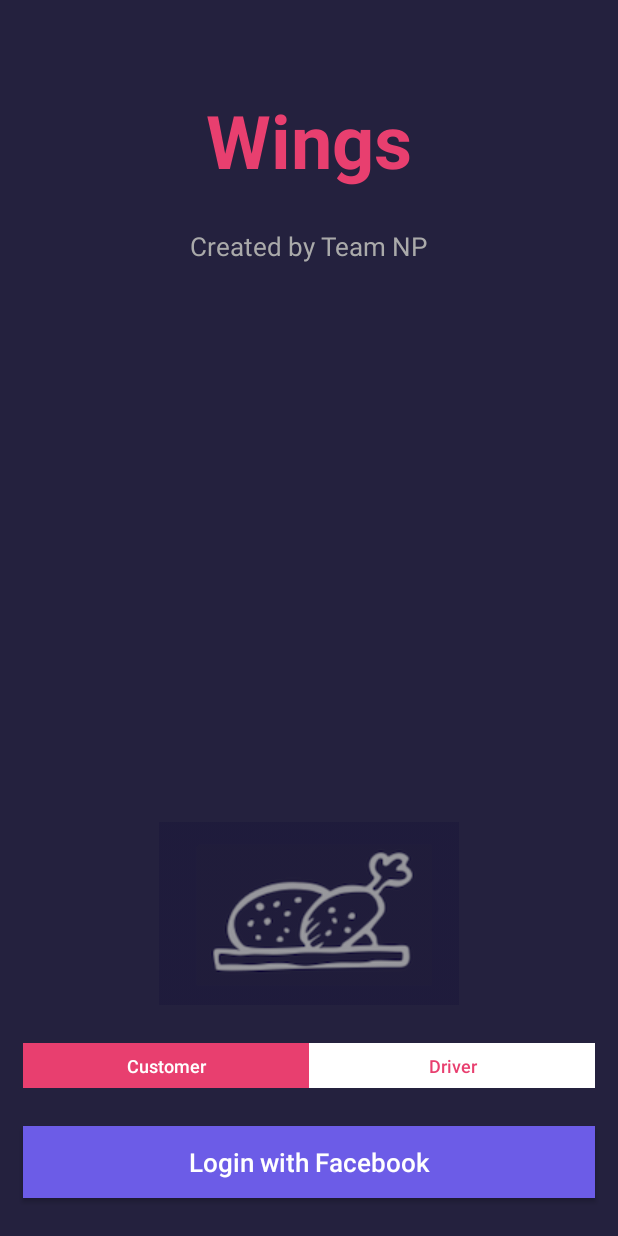
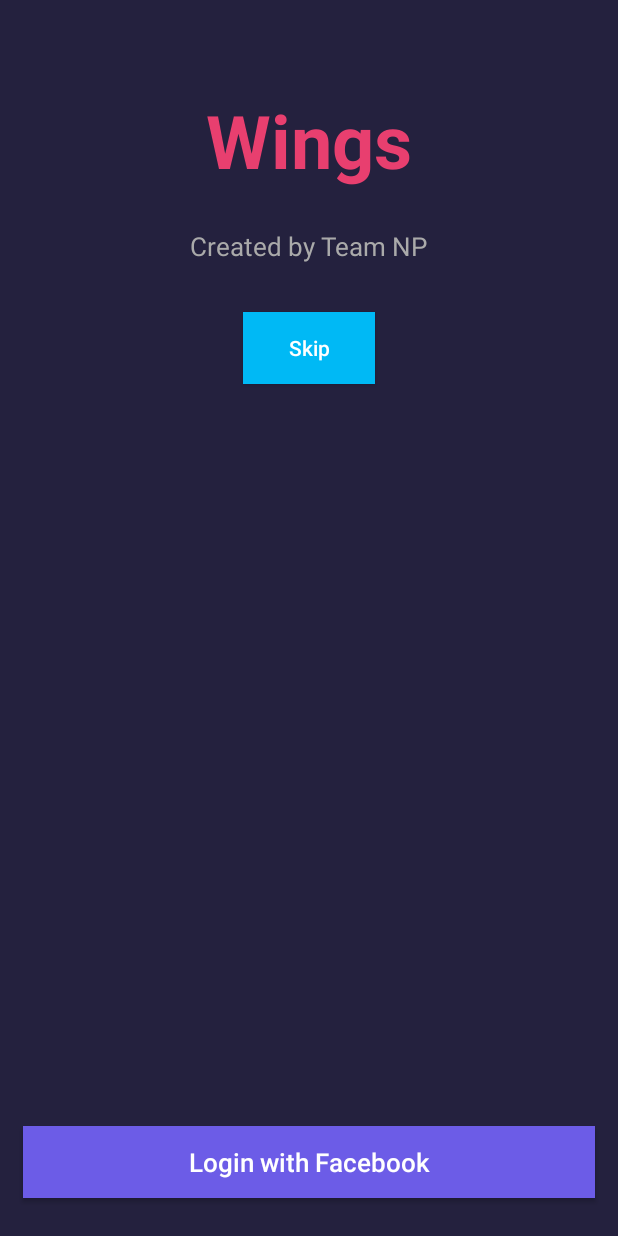
Before and after one commit to jiayounokim/androidwingstestpaytm, an Android app: the screen it shows after launch (SignInActivity), on a phone screen of 412 x 824 dp. Run offline under Robolectric (Android 15) with nearby library versions, the phone set to English and light mode, and no system bars; libraries missing offline, so code that uses them is left out: com.facebook, com.facebook.login; 3 statements that could not run were skipped.

Commit message:
7 Button Skipped boolean check

```diff
--- a/app/src/main/java/com/example/wingstestpaytm/Activities/SignInActivity.java
+++ b/app/src/main/java/com/example/wingstestpaytm/Activities/SignInActivity.java
@@ -3,7 +3,6 @@ package com.example.wingstestpaytm.Activities;
 import android.content.Context;
 import android.content.Intent;
 import android.content.SharedPreferences;
-import android.graphics.drawable.ColorDrawable;
 import android.os.Bundle;
 import android.support.v7.app.AppCompatActivity;
 import android.util.Log;
@@ -36,85 +35,53 @@ import retrofit2.Callback;
 import retrofit2.Response;
 
 public class SignInActivity extends AppCompatActivity {
-
-    private static final String TAG = "SignInActivity";
-
-    private Button customerButton, driverButton;
+    public static boolean BUTTON_SKIPPED = false;
     private CallbackManager callbackManager;
-
     private SharedPreferences sharedPref;
     private Button buttonLogin;
+    private static final String TAG = "lgx_SignInActivity";
+    private Button buttonSkip;
 
     @Override
     protected void onCreate(Bundle savedInstanceState) {
         super.onCreate(savedInstanceState);
         setContentView(R.layout.activity_sign_in);
-
-        customerButton = findViewById(R.id.button_customer);
-        driverButton = findViewById(R.id.button_driver);
-
-        customerButton.setOnClickListener(new View.OnClickListener() {
+        buttonSkip = findViewById(R.id.buttonSkip);
+        buttonLogin = findViewById(R.id.button_login);
+        sharedPref = getSharedPreferences("MY_KEY", Context.MODE_PRIVATE);
+        buttonSkip.setOnClickListener(new View.OnClickListener() {
             @Override
             public void onClick(View v) {
-                customerButton.setBackgroundColor(getResources().getColor(R.color.colorAccent));
-                customerButton.setTextColor(getResources().getColor(android.R.color.white));
-
-                driverButton.setBackgroundColor(getResources().getColor(android.R.color.white));
-                driverButton.setTextColor(getResources().getColor(R.color.colorAccent));
+                BUTTON_SKIPPED = true;
+                Intent intent = new Intent(getApplicationContext(), CustomerMainActivity.class);
+                startActivity(intent);
+                finish();
             }
         });
-
-        driverButton.setOnClickListener(new View.OnClickListener() {
-            @Override
-            public void onClick(View v) {
-                driverButton.setBackgroundColor(getResources().getColor(R.color.colorAccent));
-                driverButton.setTextColor(getResources().getColor(android.R.color.white));
-
-                customerButton.setBackgroundColor(getResources().getColor(android.R.color.white));
-                customerButton.setTextColor(getResources().getColor(R.color.colorAccent));
-            }
-        });
-
-        buttonLogin = findViewById(R.id.button_login);
         buttonLogin.setOnClickListener(new View.OnClickListener() {
             @Override
             public void onClick(View v) {
-
+                BUTTON_SKIPPED = false;
                 if (AccessToken.getCurrentAccessToken() == null) {
                     LoginManager.getInstance().logInWithReadPermissions(SignInActivity.this, Arrays.asList("public_profile", "email"));
-
+                    Log.d(TAG, "onClick: NULL AccessToken.getCurrentAccessToken " + AccessToken.getCurrentAccessToken());
                 } else {
-                    ColorDrawable customerbuttonColor = (ColorDrawable) customerButton.getBackground();
-                    if (customerbuttonColor.getColor() == getResources().getColor(R.color.colorAccent)) {
-
-                        loginToServer(AccessToken.getCurrentAccessToken().getToken(), "customer");
-
-
-                    } else {
-
-                        loginToServer(AccessToken.getCurrentAccessToken().getToken(), "driver");
-
-                    }
+                    Log.d(TAG, "onClick: AccessToken.getCurrentAccessToken " + AccessToken.getCurrentAccessToken());
+                    loginToServer(AccessToken.getCurrentAccessToken().getToken(), "customer");
+                    Log.d(TAG, "onClick: " + AccessToken.getCurrentAccessToken().getToken());
                 }
             }
         });
-
-
         callbackManager = CallbackManager.Factory.create();
         sharedPref = getSharedPreferences("MY_KEY", Context.MODE_PRIVATE);
-
-
         final Button buttonLogout = findViewById(R.id.button_logout);
-
         buttonLogout.setVisibility(View.GONE);
-
-
         LoginManager.getInstance().registerCallback(callbackManager,
                 new FacebookCallback<LoginResult>() {
                     @Override
                     public void onSuccess(LoginResult loginResult) {
                         // App code
-                        Log.d("FACEBOOK TOKEN", loginResult.getAccessToken().getToken());
+                        Log.d(TAG, loginResult.getAccessToken().getToken());
                         GraphRequest request = GraphRequest.newMeRequest(
                                 loginResult.getAccessToken(),
                                 new GraphRequest.GraphJSONObjectCallback() {
@@ -124,19 +91,14 @@ public class SignInActivity extends AppCompatActivity {
                                             GraphResponse response) {
                                         // Application code
                                         Log.d("FACEBOOK DETAILS", object.toString());
-
-
                                         SharedPreferences.Editor editor = sharedPref.edit();
-
                                         try {
                                             editor.putString("name", object.getString("name"));
                                             editor.putString("email", object.getString("email"));
                                             editor.putString("avatar", object.getJSONObject("picture").getJSONObject("data").getString("url"));
                                         } catch (JSONException e) {
                                             e.printStackTrace();
-
                                         }
-
                                         editor.commit();
                                     }
                                 });
@@ -144,20 +106,7 @@ public class SignInActivity extends AppCompatActivity {
                         parameters.putString("fields", "id,name,email,picture");
                         request.setParameters(parameters);
                         request.executeAsync();
-
-
-                        ColorDrawable customerbuttonColor = (ColorDrawable) customerButton.getBackground();
-                        if (customerbuttonColor.getColor() == getResources().getColor(R.color.colorAccent)) {
-
-                            loginToServer(AccessToken.getCurrentAccessToken().getToken(), "customer");
-
-
-                        } else {
-
-                            loginToServer(AccessToken.getCurrentAccessToken().getToken(), "driver");
-
-                        }
-
+                        loginToServer(AccessToken.getCurrentAccessToken().getToken(), "customer");
                     }
 
                     @Override
@@ -170,28 +119,20 @@ public class SignInActivity extends AppCompatActivity {
                         // App code
                     }
                 });
-
         if (AccessToken.getCurrentAccessToken() != null) {
-
             Log.d("USER", sharedPref.getAll().toString());
             buttonLogin.setText("Continue as " + sharedPref.getString("email", ""));
             buttonLogout.setVisibility(View.VISIBLE);
-
         }
-
-
         buttonLogout.setOnClickListener(new View.OnClickListener() {
             @Override
             public void onClick(View v) {
                 LoginManager.getInstance().logOut();
                 buttonLogin.setText("Login with Facebook");
                 buttonLogout.setVisibility(View.GONE);
-
             }
         });
-
     }
-
 
     @Override
     protected void onActivityResult(int requestCode, int resultCode, Intent data) {
@@ -200,11 +141,10 @@ public class SignInActivity extends AppCompatActivity {
     }
 
     private void loginToServer(String facebookAccessToken, final String userType) {
-
+        Log.d(TAG, "loginToServer: facebookAccessToken " + facebookAccessToken);
         buttonLogin.setText("LOADING...");
         buttonLogin.setClickable(false);
         buttonLogin.setBackgroundColor(getResources().getColor(R.color.colorLightGray));
-
         ApiService service = ApiServiceBuilder.getService();
         JSONObject jsonObject = new JSONObject();
         try {
@@ -214,41 +154,30 @@ public class SignInActivity extends AppCompatActivity {
             jsonObject.put("backend", "facebook");
             jsonObject.put("token", facebookAccessToken);
             jsonObject.put("user_type", userType);
-
             Log.d("Token Object", jsonObject.toString());
         } catch (JSONException e) {
             e.printStackTrace();
         }
         RequestBody requestBody = RequestBody.create(MediaType.parse("application/json; charset=utf-8"), jsonObject.toString());
-
         Call<ResponseBodyLogin> call = service.facebookLogin(requestBody);
         call.enqueue(new Callback<ResponseBodyLogin>() {
             @Override
             public void onResponse(Call<ResponseBodyLogin> call, Response<ResponseBodyLogin> response) {
-                Log.d("Token Object", response.toString());
+                Log.d(TAG, response.toString());
                 ResponseBodyLogin responseBodyLogin = response.body();
-
+                Log.d(TAG, "onResponse: response.body() " + responseBodyLogin);
                 SharedPreferences.Editor editor = sharedPref.edit();
-
                 try {
-
                     editor.putString("token", responseBodyLogin.getAccessToken());
-                    Log.d("loghere", "onResponse: accesstoken from response body login " + responseBodyLogin.getAccessToken());
-
+                    Log.d(TAG, "onResponse: accesstoken from response body login " + responseBodyLogin.getAccessToken());
                 } catch (Exception e) {
-
                     e.printStackTrace();
-
                 }
-
                 editor.commit();
-
                 if (userType.equals("customer")) {
-
                     Intent intent = new Intent(getApplicationContext(), CustomerMainActivity.class);
                     startActivity(intent);
                 } else {
-
                     Intent intent = new Intent(getApplicationContext(), DriverMainActivity.class);
                     startActivity(intent);
                 }
@@ -259,7 +188,5 @@ public class SignInActivity extends AppCompatActivity {
                 Toast.makeText(SignInActivity.this, "Sorry! Somme Error Occured" + t.toString(), Toast.LENGTH_LONG).show();
             }
         });
-
-
     }
 }
--- a/app/src/main/res/layout/activity_sign_in.xml
+++ b/app/src/main/res/layout/activity_sign_in.xml
@@ -61,49 +61,19 @@
         app:layout_constraintEnd_toEndOf="parent"
         app:layout_constraintStart_toStartOf="parent" />
 
-    <LinearLayout
-        android:id="@+id/linearLayout"
-        android:layout_width="0dp"
-        android:layout_height="30dp"
-        android:layout_marginBottom="25dp"
-        android:layout_marginEnd="15dp"
-        android:layout_marginStart="15dp"
-        android:orientation="horizontal"
-        app:layout_constraintBottom_toTopOf="@+id/button_login"
-        app:layout_constraintEnd_toEndOf="parent"
-        app:layout_constraintStart_toStartOf="parent">
-
-        <Button
-            android:id="@+id/button_customer"
-            android:layout_width="wrap_content"
-            android:layout_height="wrap_content"
-            android:layout_weight="1"
-            android:background="@color/colorAccent"
-            android:text="Customer"
-            android:textAllCaps="false"
-            android:textColor="@android:color/white"
-            android:textSize="12sp" />
-
-        <Button
-            android:id="@+id/button_driver"
-            android:layout_width="wrap_content"
-            android:layout_height="wrap_content"
-            android:layout_weight="1"
-            android:background="@android:color/white"
-            android:text="Driver"
-            android:textAllCaps="false"
-            android:textColor="@color/colorAccent"
-            android:textSize="12sp" />
-    </LinearLayout>
-
-    <ImageView
-        android:id="@+id/imageView"
+    <Button
+        android:id="@+id/buttonSkip"
         android:layout_width="wrap_content"
         android:layout_height="wrap_content"
-        android:layout_marginBottom="25dp"
-        app:layout_constraintBottom_toTopOf="@+id/linearLayout"
+        android:layout_marginStart="8dp"
+        android:layout_marginTop="32dp"
+        android:layout_marginEnd="8dp"
+        android:background="@color/colorPayTMButton"
+        android:text="Skip"
+        android:textAllCaps="false"
+        android:textColor="@android:color/white"
         app:layout_constraintEnd_toEndOf="parent"
         app:layout_constraintStart_toStartOf="parent"
-        app:srcCompat="@drawable/splash_screen" />
+        app:layout_constraintTop_toBottomOf="@+id/textView3" />
 
 </android.support.constraint.ConstraintLayout>
```
Also changed, not shown: app/src/main/java/com/example/wingstestpaytm/Activities/CustomerMainActivity.java (+27 -60 lines), app/src/main/java/com/example/wingstestpaytm/Activities/CustomerMainActivity2.java (deleted, +0 -181 lines), app/src/main/java/com/example/wingstestpaytm/Activities/PaymentActivity2.java (deleted, +0 -253 lines).
